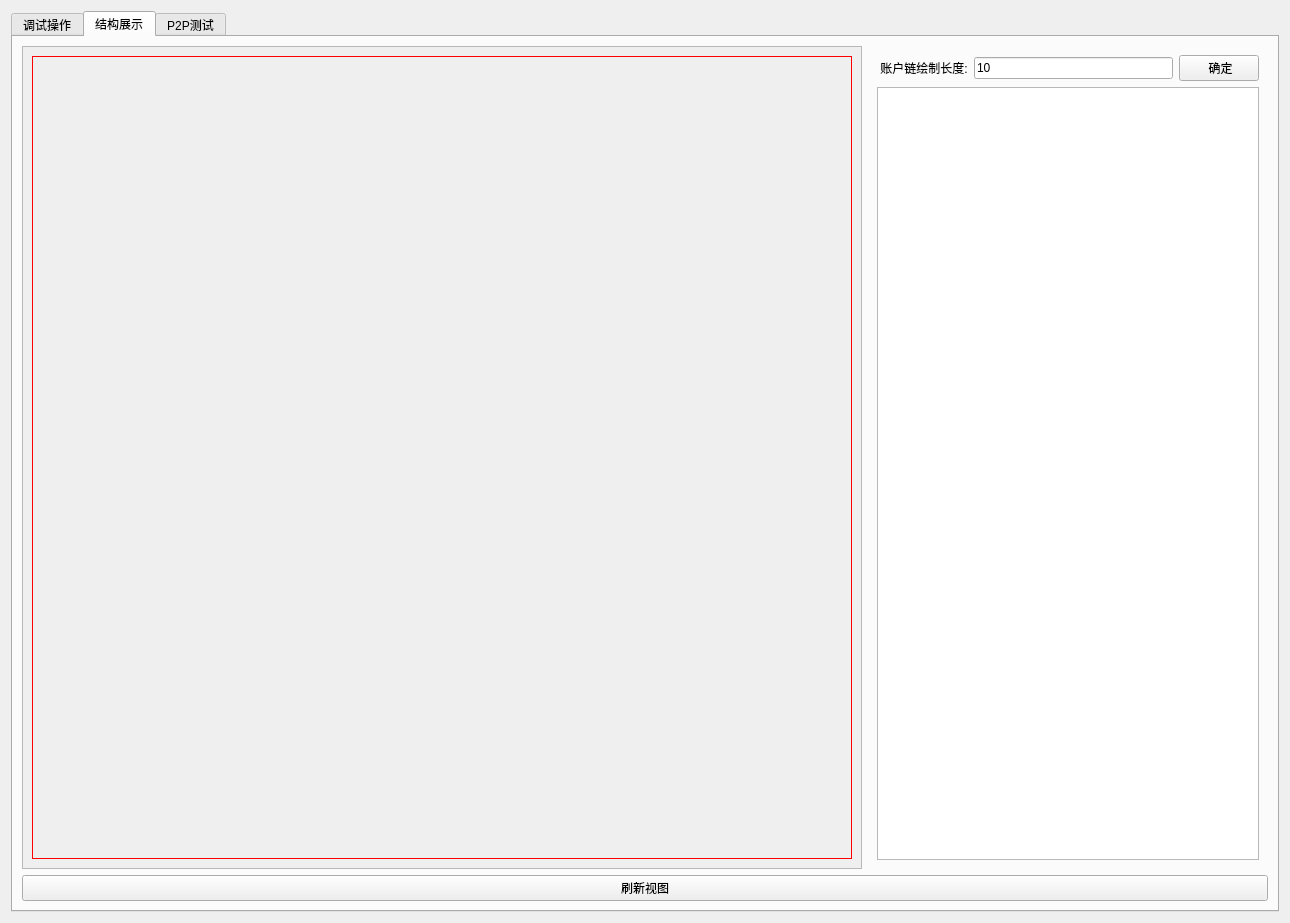
Old version of the form examples/store_example_main_widget.ui in the repository Ambr-org/Ambr.
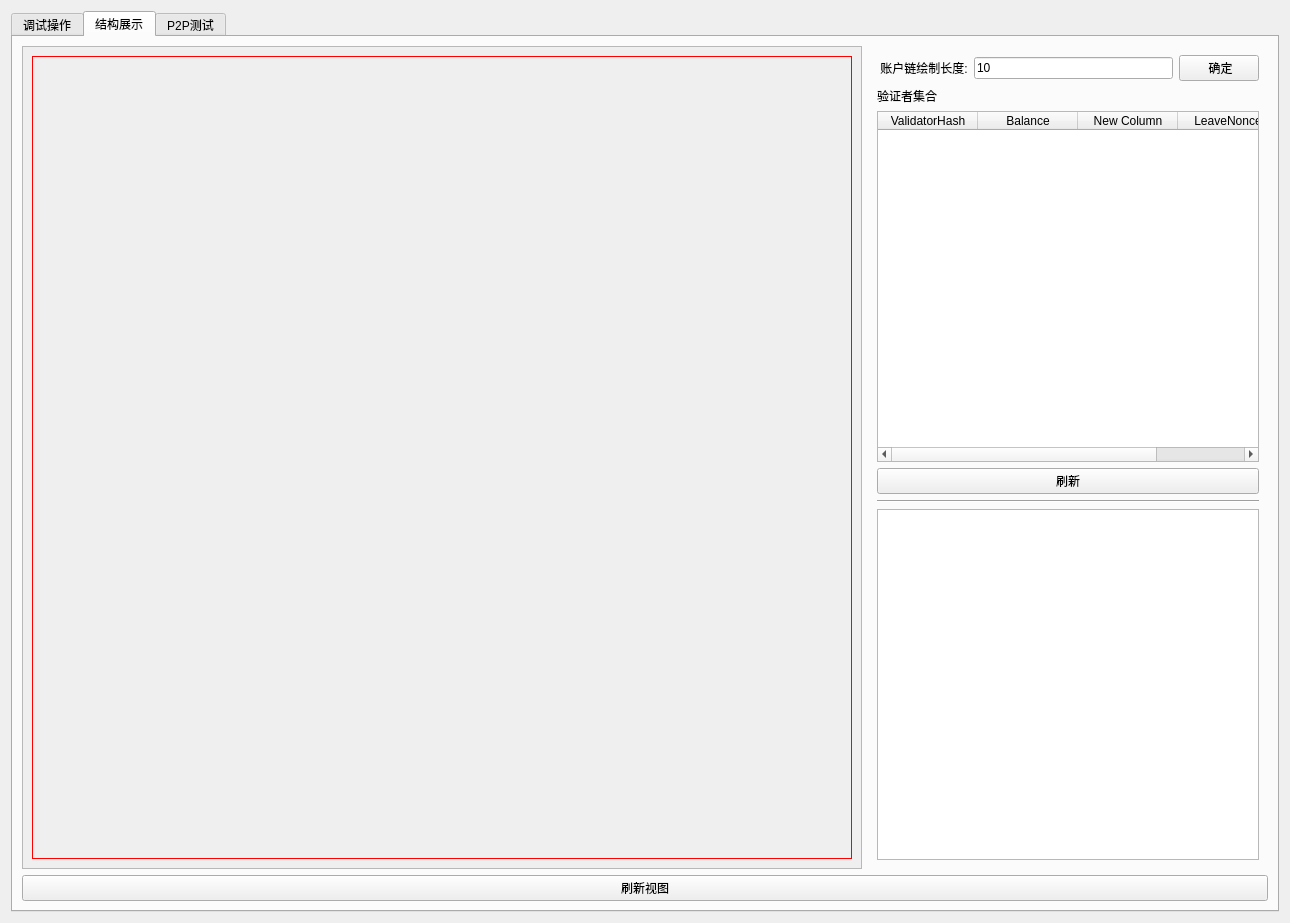
New version of the form. The open tabs and pages were chosen to show the change.

Commit message: Add ValidatorSet Unit, make it could serialize,deserialize and could show in GUI

Diff of the .ui file:
```diff
--- a/examples/store_example_main_widget.ui
+++ b/examples/store_example_main_widget.ui
@@ -1440,6 +1440,51 @@
               </item>
              </layout>
             </item>
+            <item>
+             <widget class="QLabel" name="label_40">
+              <property name="text">
+               <string>验证者集合</string>
+              </property>
+             </widget>
+            </item>
+            <item>
+             <widget class="QTableWidget" name="tbValidatorSet">
+              <column>
+               <property name="text">
+                <string>ValidatorHash</string>
+               </property>
+              </column>
+              <column>
+               <property name="text">
+                <string>Balance</string>
+               </property>
+              </column>
+              <column>
+               <property name="text">
+                <string>New Column</string>
+               </property>
+              </column>
+              <column>
+               <property name="text">
+                <string>LeaveNonce</string>
+               </property>
+              </column>
+             </widget>
+            </item>
+            <item>
+             <widget class="QPushButton" name="btnFlushValidatorSet">
+              <property name="text">
+               <string>刷新</string>
+              </property>
+             </widget>
+            </item>
+            <item>
+             <widget class="Line" name="line_13">
+              <property name="orientation">
+               <enum>Qt::Horizontal</enum>
+              </property>
+             </widget>
+            </item>
             <item>
              <widget class="QPlainTextEdit" name="edtShowJson"/>
             </item>
```
Left out of the diff: 2 changed lines with no effect on the pictures. The commit also changes 8 other files.
